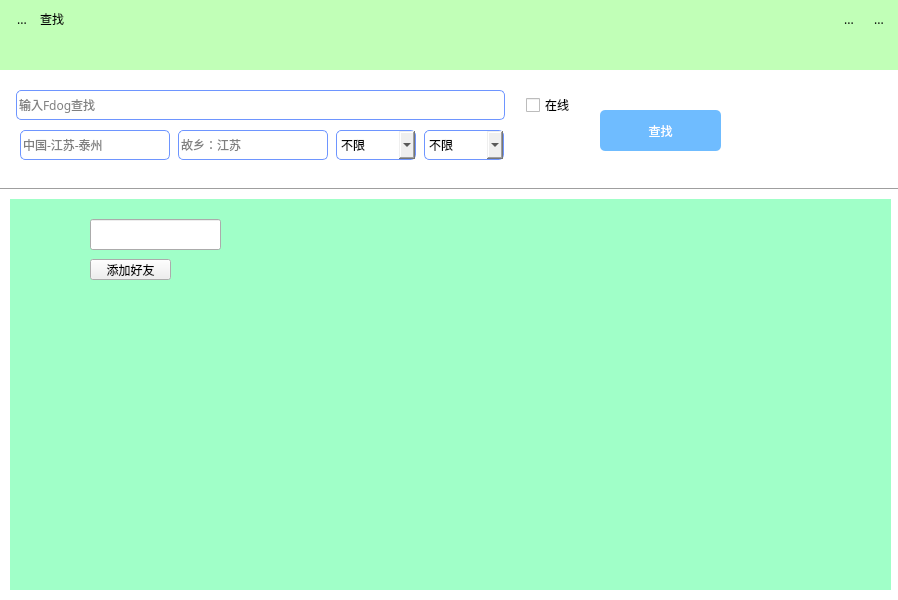
Before: the Qt Designer form Fdogpc/query.ui in HuaGouFdog/FdogInstantMessaging, drawn with Qt 5.
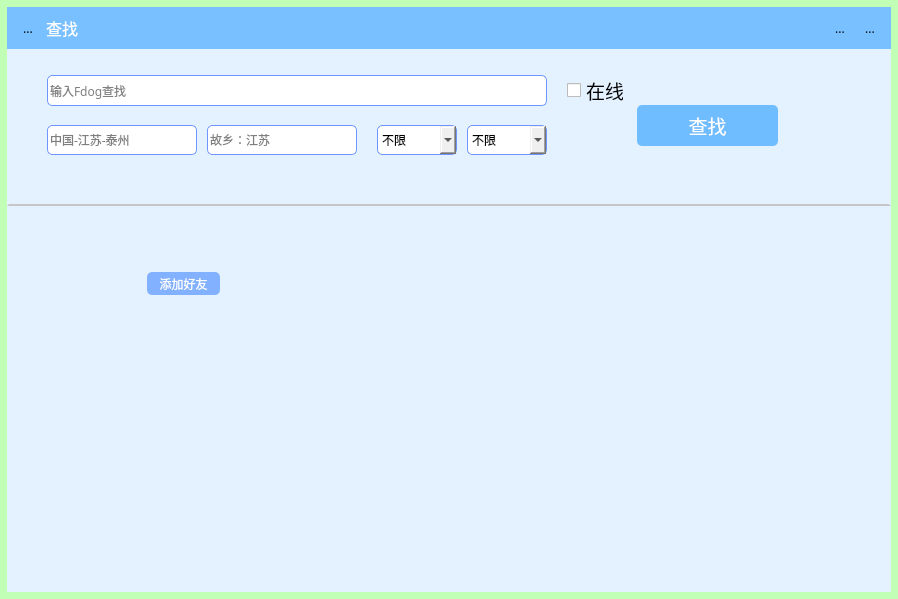
After: the same form once the commit is applied. Icons and pictures are not drawn.

Diff of the .ui file:
```diff
--- a/Fdogpc/query.ui
+++ b/Fdogpc/query.ui
@@ -7,7 +7,7 @@
     <x>0</x>
     <y>0</y>
     <width>898</width>
-    <height>600</height>
+    <height>599</height>
    </rect>
   </property>
   <property name="windowTitle">
@@ -23,552 +23,561 @@
 background-color: rgb(193, 255, 183);
 }</string>
   </property>
-  <widget class="Line" name="line">
-   <property name="geometry">
-    <rect>
-     <x>0</x>
-     <y>179</y>
-     <width>901</width>
-     <height>21</height>
-    </rect>
+  <layout class="QGridLayout" name="gridLayout">
+   <property name="leftMargin">
+    <number>7</number>
    </property>
-   <property name="font">
-    <font>
-     <family>Microsoft YaHei</family>
-     <stylestrategy>PreferAntialias</stylestrategy>
-    </font>
+   <property name="topMargin">
+    <number>7</number>
    </property>
-   <property name="orientation">
-    <enum>Qt::Horizontal</enum>
+   <property name="rightMargin">
+    <number>7</number>
    </property>
-  </widget>
-  <widget class="QWidget" name="widget" native="true">
-   <property name="geometry">
-    <rect>
-     <x>10</x>
-     <y>199</y>
-     <width>881</width>
-     <height>391</height>
-    </rect>
+   <property name="bottomMargin">
+    <number>7</number>
    </property>
-   <property name="minimumSize">
-    <size>
-     <width>0</width>
-     <height>300</height>
-    </size>
-   </property>
-   <property name="font">
-    <font>
-     <family>Microsoft YaHei</family>
-     <stylestrategy>PreferAntialias</stylestrategy>
-    </font>
-   </property>
-   <property name="styleSheet">
-    <string notr="true">#widget{
-background-color: rgb(160, 255, 200);
+   <item row="0" column="0">
+    <widget class="QWidget" name="widget_2" native="true">
+     <property name="styleSheet">
+      <string notr="true">#widget_2{
+background-color: rgb(228, 241, 255);
 }</string>
-   </property>
-   <widget class="QLineEdit" name="lineEdit_4">
-    <property name="geometry">
-     <rect>
-      <x>80</x>
-      <y>20</y>
-      <width>131</width>
-      <height>31</height>
-     </rect>
-    </property>
-    <property name="font">
-     <font>
-      <family>Microsoft YaHei</family>
-      <stylestrategy>PreferAntialias</stylestrategy>
-     </font>
-    </property>
-    <property name="readOnly">
-     <bool>true</bool>
-    </property>
-   </widget>
-   <widget class="QPushButton" name="pushButton_3">
-    <property name="geometry">
-     <rect>
-      <x>80</x>
-      <y>60</y>
-      <width>81</width>
-      <height>21</height>
-     </rect>
-    </property>
-    <property name="font">
-     <font>
-      <family>Microsoft YaHei</family>
-      <stylestrategy>PreferAntialias</stylestrategy>
-     </font>
-    </property>
-    <property name="text">
-     <string>添加好友</string>
-    </property>
-   </widget>
-   <widget class="QPushButton" name="pushButton_4">
-    <property name="geometry">
-     <rect>
-      <x>20</x>
-      <y>20</y>
-      <width>51</width>
-      <height>51</height>
-     </rect>
-    </property>
-    <property name="font">
-     <font>
-      <family>Microsoft YaHei</family>
-      <stylestrategy>PreferAntialias</stylestrategy>
-     </font>
-    </property>
-    <property name="styleSheet">
-     <string notr="true">border-radius:25px;</string>
-    </property>
-    <property name="text">
-     <string/>
-    </property>
-    <property name="iconSize">
-     <size>
-      <width>50</width>
-      <height>50</height>
-     </size>
-    </property>
-   </widget>
-  </widget>
-  <widget class="QPushButton" name="pushButton">
-   <property name="geometry">
-    <rect>
-     <x>600</x>
-     <y>110</y>
-     <width>121</width>
-     <height>41</height>
-    </rect>
-   </property>
-   <property name="minimumSize">
-    <size>
-     <width>90</width>
-     <height>30</height>
-    </size>
-   </property>
-   <property name="font">
-    <font>
-     <family>Microsoft YaHei</family>
-     <stylestrategy>PreferAntialias</stylestrategy>
-    </font>
-   </property>
-   <property name="styleSheet">
-    <string notr="true">background-color: rgb(111, 188, 255);
+     </property>
+     <layout class="QVBoxLayout" name="verticalLayout_2" stretch="1,3,10">
+      <property name="leftMargin">
+       <number>0</number>
+      </property>
+      <property name="topMargin">
+       <number>0</number>
+      </property>
+      <property name="rightMargin">
+       <number>0</number>
+      </property>
+      <property name="bottomMargin">
+       <number>0</number>
+      </property>
+      <item>
+       <widget class="QWidget" name="widget" native="true">
+        <property name="styleSheet">
+         <string notr="true">background-color: rgb(120, 192, 255);</string>
+        </property>
+        <layout class="QVBoxLayout" name="verticalLayout" stretch="1">
+         <item>
+          <layout class="QHBoxLayout" name="horizontalLayout_3">
+           <item>
+            <widget class="QToolButton" name="toolButton">
+             <property name="font">
+              <font>
+               <family>Microsoft YaHei</family>
+               <stylestrategy>PreferAntialias</stylestrategy>
+              </font>
+             </property>
+             <property name="text">
+              <string>...</string>
+             </property>
+             <property name="icon">
+              <iconset resource="libres.qrc">
+               <normaloff>:/lib/fdogicon.png</normaloff>:/lib/fdogicon.png</iconset>
+             </property>
+             <property name="iconSize">
+              <size>
+               <width>20</width>
+               <height>20</height>
+              </size>
+             </property>
+             <property name="autoRaise">
+              <bool>true</bool>
+             </property>
+            </widget>
+           </item>
+           <item>
+            <widget class="QLabel" name="label">
+             <property name="font">
+              <font>
+               <family>Microsoft YaHei</family>
+               <pointsize>12</pointsize>
+               <stylestrategy>PreferAntialias</stylestrategy>
+              </font>
+             </property>
+             <property name="styleSheet">
+              <string notr="true">color: rgb(255, 255, 255);</string>
+             </property>
+             <property name="text">
+              <string>查找</string>
+             </property>
+            </widget>
+           </item>
+           <item>
+            <spacer name="horizontalSpacer">
+             <property name="font">
+              <font>
+               <family>Microsoft YaHei</family>
+               <stylestrategy>PreferAntialias</stylestrategy>
+              </font>
+             </property>
+             <property name="orientation">
+              <enum>Qt::Horizontal</enum>
+             </property>
+             <property name="sizeHint" stdset="0">
+              <size>
+               <width>40</width>
+               <height>20</height>
+              </size>
+             </property>
+            </spacer>
+           </item>
+           <item>
+            <widget class="QToolButton" name="toolButton_2">
+             <property name="font">
+              <font>
+               <family>Microsoft YaHei</family>
+               <stylestrategy>PreferAntialias</stylestrategy>
+              </font>
+             </property>
+             <property name="text">
+              <string>...</string>
+             </property>
+             <property name="icon">
+              <iconset resource="libres.qrc">
+               <normaloff>:/lib/zuixiaohua.png</normaloff>:/lib/zuixiaohua.png</iconset>
+             </property>
+             <property name="iconSize">
+              <size>
+               <width>20</width>
+               <height>20</height>
+              </size>
+             </property>
+             <property name="autoRaise">
+              <bool>true</bool>
+             </property>
+            </widget>
+           </item>
+           <item>
+            <widget class="QToolButton" name="toolButton_4">
+             <property name="font">
+              <font>
+               <family>Microsoft YaHei</family>
+               <stylestrategy>PreferAntialias</stylestrategy>
+              </font>
+             </property>
+             <property name="text">
+              <string>...</string>
+             </property>
+             <property name="icon">
+              <iconset resource="libres.qrc">
+               <normaloff>:/lib/guanbi.png</normaloff>:/lib/guanbi.png</iconset>
+             </property>
+             <property name="iconSize">
+              <size>
+               <width>20</width>
+               <height>20</height>
+              </size>
+             </property>
+             <property name="autoRaise">
+              <bool>true</bool>
+             </property>
+            </widget>
+           </item>
+          </layout>
+         </item>
+        </layout>
+       </widget>
+      </item>
+      <item>
+       <widget class="QWidget" name="widget_3" native="true">
+        <property name="minimumSize">
+         <size>
+          <width>0</width>
+          <height>151</height>
+         </size>
+        </property>
+        <property name="styleSheet">
+         <string notr="true">#widget_3{
 border-style:solid;
-color: rgb(255, 255, 255);
-border-radius:5px;</string>
-   </property>
-   <property name="text">
-    <string>查找</string>
-   </property>
-  </widget>
-  <widget class="QLabel" name="label_2">
-   <property name="geometry">
-    <rect>
-     <x>-10</x>
-     <y>70</y>
-     <width>911</width>
-     <height>531</height>
-    </rect>
-   </property>
-   <property name="font">
-    <font>
-     <family>Microsoft YaHei</family>
-     <stylestrategy>PreferAntialias</stylestrategy>
-    </font>
-   </property>
-   <property name="styleSheet">
-    <string notr="true">background-color: rgb(255, 255, 255);</string>
-   </property>
-   <property name="text">
-    <string/>
-   </property>
-  </widget>
-  <widget class="QLineEdit" name="lineEdit_2">
-   <property name="geometry">
-    <rect>
-     <x>20</x>
-     <y>130</y>
-     <width>150</width>
-     <height>30</height>
-    </rect>
-   </property>
-   <property name="minimumSize">
-    <size>
-     <width>0</width>
-     <height>30</height>
-    </size>
-   </property>
-   <property name="maximumSize">
-    <size>
-     <width>150</width>
-     <height>16777215</height>
-    </size>
-   </property>
-   <property name="font">
-    <font>
-     <family>Microsoft YaHei</family>
-     <stylestrategy>PreferAntialias</stylestrategy>
-    </font>
-   </property>
-   <property name="styleSheet">
-    <string notr="true">border-color: rgb(110, 149, 255);
+border-width:2px;
+	border-bottom-color: rgb(198, 198, 198);
+}
+</string>
+        </property>
+        <widget class="QComboBox" name="comboBox_2">
+         <property name="geometry">
+          <rect>
+           <x>460</x>
+           <y>70</y>
+           <width>80</width>
+           <height>30</height>
+          </rect>
+         </property>
+         <property name="minimumSize">
+          <size>
+           <width>70</width>
+           <height>30</height>
+          </size>
+         </property>
+         <property name="maximumSize">
+          <size>
+           <width>80</width>
+           <height>16777215</height>
+          </size>
+         </property>
+         <property name="font">
+          <font>
+           <family>Microsoft YaHei</family>
+           <stylestrategy>PreferAntialias</stylestrategy>
+          </font>
+         </property>
+         <property name="styleSheet">
+          <string notr="true">border-color: rgb(110, 149, 255);
 border-style:solid;
 border-width:1px;
 border-radius:5px;</string>
-   </property>
-   <property name="placeholderText">
-    <string>中国-江苏-泰州</string>
-   </property>
-  </widget>
-  <widget class="QLineEdit" name="lineEdit_3">
-   <property name="geometry">
-    <rect>
-     <x>178</x>
-     <y>130</y>
-     <width>150</width>
-     <height>30</height>
-    </rect>
-   </property>
-   <property name="minimumSize">
-    <size>
-     <width>0</width>
-     <height>30</height>
-    </size>
-   </property>
-   <property name="maximumSize">
-    <size>
-     <width>150</width>
-     <height>16777215</height>
-    </size>
-   </property>
-   <property name="font">
-    <font>
-     <family>Microsoft YaHei</family>
-     <stylestrategy>PreferAntialias</stylestrategy>
-    </font>
-   </property>
-   <property name="styleSheet">
-    <string notr="true">border-color: rgb(110, 149, 255);
+         </property>
+         <item>
+          <property name="text">
+           <string>不限</string>
+          </property>
+         </item>
+         <item>
+          <property name="text">
+           <string>12-16</string>
+          </property>
+         </item>
+         <item>
+          <property name="text">
+           <string>17-21</string>
+          </property>
+         </item>
+         <item>
+          <property name="text">
+           <string>22-30</string>
+          </property>
+         </item>
+        </widget>
+        <widget class="QLineEdit" name="lineEdit">
+         <property name="geometry">
+          <rect>
+           <x>40</x>
+           <y>20</y>
+           <width>500</width>
+           <height>31</height>
+          </rect>
+         </property>
+         <property name="minimumSize">
+          <size>
+           <width>0</width>
+           <height>30</height>
+          </size>
+         </property>
+         <property name="maximumSize">
+          <size>
+           <width>500</width>
+           <height>16777215</height>
+          </size>
+         </property>
+         <property name="font">
+          <font>
+           <family>Microsoft YaHei</family>
+           <stylestrategy>PreferAntialias</stylestrategy>
+          </font>
+         </property>
+         <property name="styleSheet">
+          <string notr="true">border-color: rgb(110, 149, 255);
 border-style:solid;
 border-width:1px;
 border-radius:5px;</string>
-   </property>
-   <property name="placeholderText">
-    <string>故乡：江苏</string>
-   </property>
-  </widget>
-  <widget class="QComboBox" name="comboBox_2">
-   <property name="geometry">
-    <rect>
-     <x>424</x>
-     <y>130</y>
-     <width>80</width>
-     <height>30</height>
-    </rect>
-   </property>
-   <property name="minimumSize">
-    <size>
-     <width>70</width>
-     <height>30</height>
-    </size>
-   </property>
-   <property name="maximumSize">
-    <size>
-     <width>80</width>
-     <height>16777215</height>
-    </size>
-   </property>
-   <property name="font">
-    <font>
-     <family>Microsoft YaHei</family>
-     <stylestrategy>PreferAntialias</stylestrategy>
-    </font>
-   </property>
-   <property name="styleSheet">
-    <string notr="true">border-color: rgb(110, 149, 255);
+         </property>
+         <property name="placeholderText">
+          <string>输入Fdog查找</string>
+         </property>
+        </widget>
+        <widget class="QComboBox" name="comboBox">
+         <property name="geometry">
+          <rect>
+           <x>370</x>
+           <y>70</y>
+           <width>80</width>
+           <height>30</height>
+          </rect>
+         </property>
+         <property name="minimumSize">
+          <size>
+           <width>70</width>
+           <height>30</height>
+          </size>
+         </property>
+         <property name="maximumSize">
+          <size>
+           <width>80</width>
+           <height>16777215</height>
+          </size>
+         </property>
+         <property name="font">
+          <font>
+           <family>Microsoft YaHei</family>
+           <stylestrategy>PreferAntialias</stylestrategy>
+          </font>
+         </property>
+         <property name="styleSheet">
+          <string notr="true">border-color: rgb(110, 149, 255);
 border-style:solid;
 border-width:1px;
 border-radius:5px;</string>
-   </property>
-   <item>
-    <property name="text">
-     <string>不限</string>
-    </property>
-   </item>
-   <item>
-    <property name="text">
-     <string>12-16</string>
-    </property>
-   </item>
-   <item>
-    <property name="text">
-     <string>17-21</string>
-    </property>
-   </item>
-   <item>
-    <property name="text">
-     <string>22-30</string>
-    </property>
-   </item>
-  </widget>
-  <widget class="QComboBox" name="comboBox">
-   <property name="geometry">
-    <rect>
-     <x>336</x>
-     <y>130</y>
-     <width>80</width>
-     <height>30</height>
-    </rect>
-   </property>
-   <property name="minimumSize">
-    <size>
-     <width>70</width>
-     <height>30</height>
-    </size>
-   </property>
-   <property name="maximumSize">
-    <size>
-     <width>80</width>
-     <height>16777215</height>
-    </size>
-   </property>
-   <property name="font">
-    <font>
-     <family>Microsoft YaHei</family>
-     <stylestrategy>PreferAntialias</stylestrategy>
-    </font>
-   </property>
-   <property name="styleSheet">
-    <string notr="true">border-color: rgb(110, 149, 255);
+         </property>
+         <item>
+          <property name="text">
+           <string>不限</string>
+          </property>
+         </item>
+         <item>
+          <property name="text">
+           <string>男</string>
+          </property>
+         </item>
+         <item>
+          <property name="text">
+           <string>女</string>
+          </property>
+         </item>
+        </widget>
+        <widget class="QLineEdit" name="lineEdit_3">
+         <property name="geometry">
+          <rect>
+           <x>200</x>
+           <y>70</y>
+           <width>150</width>
+           <height>30</height>
+          </rect>
+         </property>
+         <property name="minimumSize">
+          <size>
+           <width>0</width>
+           <height>30</height>
+          </size>
+         </property>
+         <property name="maximumSize">
+          <size>
+           <width>150</width>
+           <height>16777215</height>
+          </size>
+         </property>
+         <property name="font">
+          <font>
+           <family>Microsoft YaHei</family>
+           <stylestrategy>PreferAntialias</stylestrategy>
+          </font>
+         </property>
+         <property name="styleSheet">
+          <string notr="true">border-color: rgb(110, 149, 255);
 border-style:solid;
 border-width:1px;
 border-radius:5px;</string>
-   </property>
-   <item>
-    <property name="text">
-     <string>不限</string>
-    </property>
-   </item>
-   <item>
-    <property name="text">
-     <string>男</string>
-    </property>
-   </item>
-   <item>
-    <property name="text">
-     <string>女</string>
-    </property>
-   </item>
-  </widget>
-  <widget class="QCheckBox" name="checkBox">
-   <property name="geometry">
-    <rect>
-     <x>526</x>
-     <y>90</y>
-     <width>57</width>
-     <height>30</height>
-    </rect>
-   </property>
-   <property name="minimumSize">
-    <size>
-     <width>0</width>
-     <height>30</height>
-    </size>
-   </property>
-   <property name="font">
-    <font>
-     <family>Microsoft YaHei</family>
-     <stylestrategy>PreferAntialias</stylestrategy>
-    </font>
-   </property>
-   <property name="styleSheet">
-    <string notr="true"/>
-   </property>
-   <property name="text">
-    <string>在线</string>
-   </property>
-  </widget>
-  <widget class="QLineEdit" name="lineEdit">
-   <property name="geometry">
-    <rect>
-     <x>16</x>
-     <y>90</y>
-     <width>489</width>
-     <height>30</height>
-    </rect>
-   </property>
-   <property name="minimumSize">
-    <size>
-     <width>0</width>
-     <height>30</height>
-    </size>
-   </property>
-   <property name="maximumSize">
-    <size>
-     <width>489</width>
-     <height>16777215</height>
-    </size>
-   </property>
-   <property name="font">
-    <font>
-     <family>Microsoft YaHei</family>
-     <stylestrategy>PreferAntialias</stylestrategy>
-    </font>
-   </property>
-   <property name="styleSheet">
-    <string notr="true">border-color: rgb(110, 149, 255);
+         </property>
+         <property name="placeholderText">
+          <string>故乡：江苏</string>
+         </property>
+        </widget>
+        <widget class="QLineEdit" name="lineEdit_2">
+         <property name="geometry">
+          <rect>
+           <x>40</x>
+           <y>70</y>
+           <width>150</width>
+           <height>30</height>
+          </rect>
+         </property>
+         <property name="minimumSize">
+          <size>
+           <width>0</width>
+           <height>30</height>
+          </size>
+         </property>
+         <property name="maximumSize">
+          <size>
+           <width>150</width>
+           <height>16777215</height>
+          </size>
+         </property>
+         <property name="font">
+          <font>
+           <family>Microsoft YaHei</family>
+           <stylestrategy>PreferAntialias</stylestrategy>
+          </font>
+         </property>
+         <property name="styleSheet">
+          <string notr="true">border-color: rgb(110, 149, 255);
 border-style:solid;
 border-width:1px;
 border-radius:5px;</string>
-   </property>
-   <property name="placeholderText">
-    <string>输入Fdog查找</string>
-   </property>
-  </widget>
-  <widget class="QWidget" name="layoutWidget">
-   <property name="geometry">
-    <rect>
-     <x>10</x>
-     <y>5</y>
-     <width>881</width>
-     <height>28</height>
-    </rect>
-   </property>
-   <property name="font">
-    <font>
-     <family>Microsoft YaHei</family>
-     <stylestrategy>PreferAntialias</stylestrategy>
-    </font>
-   </property>
-   <layout class="QHBoxLayout" name="horizontalLayout_3">
-    <item>
-     <widget class="QToolButton" name="toolButton">
-      <property name="font">
-       <font>
-        <family>Microsoft YaHei</family>
-        <stylestrategy>PreferAntialias</stylestrategy>
-       </font>
-      </property>
-      <property name="text">
-       <string>...</string>
-      </property>
-      <property name="icon">
-       <iconset resource="libres.qrc">
-        <normaloff>:/lib/fdogicon.png</normaloff>:/lib/fdogicon.png</iconset>
-      </property>
-      <property name="iconSize">
-       <size>
-        <width>20</width>
-        <height>20</height>
-       </size>
-      </property>
-      <property name="autoRaise">
-       <bool>true</bool>
-      </property>
-     </widget>
-    </item>
-    <item>
-     <widget class="QLabel" name="label">
-      <property name="font">
-       <font>
-        <family>Microsoft YaHei</family>
-        <stylestrategy>PreferAntialias</stylestrategy>
-       </font>
-      </property>
-      <property name="text">
-       <string>查找</string>
-      </property>
-     </widget>
-    </item>
-    <item>
-     <spacer name="horizontalSpacer">
-      <property name="font">
-       <font>
-        <family>Microsoft YaHei</family>
-        <stylestrategy>PreferAntialias</stylestrategy>
-       </font>
-      </property>
-      <property name="orientation">
-       <enum>Qt::Horizontal</enum>
-      </property>
-      <property name="sizeHint" stdset="0">
-       <size>
-        <width>40</width>
-        <height>20</height>
-       </size>
-      </property>
-     </spacer>
-    </item>
-    <item>
-     <widget class="QToolButton" name="toolButton_2">
-      <property name="font">
-       <font>
-        <family>Microsoft YaHei</family>
-        <stylestrategy>PreferAntialias</stylestrategy>
-       </font>
-      </property>
-      <property name="text">
-       <string>...</string>
-      </property>
-      <property name="icon">
-       <iconset resource="libres.qrc">
-        <normaloff>:/lib/zuixiaohua.png</normaloff>:/lib/zuixiaohua.png</iconset>
-      </property>
-      <property name="iconSize">
-       <size>
-        <width>20</width>
-        <height>20</height>
-       </size>
-      </property>
-      <property name="autoRaise">
-       <bool>true</bool>
-      </property>
-     </widget>
-    </item>
-    <item>
-     <widget class="QToolButton" name="toolButton_4">
-      <property name="font">
-       <font>
-        <family>Microsoft YaHei</family>
-        <stylestrategy>PreferAntialias</stylestrategy>
-       </font>
-      </property>
-      <property name="text">
-       <string>...</string>
-      </property>
-      <property name="icon">
-       <iconset resource="libres.qrc">
-        <normaloff>:/lib/guanbi.png</normaloff>:/lib/guanbi.png</iconset>
-      </property>
-      <property name="iconSize">
-       <size>
-        <width>20</width>
-        <height>20</height>
-       </size>
-      </property>
-      <property name="autoRaise">
-       <bool>true</bool>
-      </property>
-     </widget>
-    </item>
-   </layout>
-  </widget>
-  <zorder>layoutWidget</zorder>
-  <zorder>label_2</zorder>
-  <zorder>line</zorder>
-  <zorder>widget</zorder>
-  <zorder>pushButton</zorder>
-  <zorder>lineEdit_2</zorder>
-  <zorder>lineEdit_3</zorder>
-  <zorder>comboBox_2</zorder>
-  <zorder>comboBox</zorder>
-  <zorder>checkBox</zorder>
-  <zorder>lineEdit</zorder>
+         </property>
+         <property name="placeholderText">
+          <string>中国-江苏-泰州</string>
+         </property>
+        </widget>
+        <widget class="QPushButton" name="pushButton">
+         <property name="geometry">
+          <rect>
+           <x>630</x>
+           <y>50</y>
+           <width>141</width>
+           <height>41</height>
+          </rect>
+         </property>
+         <property name="minimumSize">
+          <size>
+           <width>90</width>
+           <height>30</height>
+          </size>
+         </property>
+         <property name="font">
+          <font>
+           <family>Microsoft YaHei</family>
+           <pointsize>14</pointsize>
+           <stylestrategy>PreferAntialias</stylestrategy>
+          </font>
+         </property>
+         <property name="styleSheet">
+          <string notr="true">background-color: rgb(111, 188, 255);
+border-style:solid;
+color: rgb(255, 255, 255);
+border-radius:5px;</string>
+         </property>
+         <property name="text">
+          <string>查找</string>
+         </property>
+        </widget>
+        <widget class="QCheckBox" name="checkBox">
+         <property name="geometry">
+          <rect>
+           <x>560</x>
+           <y>20</y>
+           <width>57</width>
+           <height>31</height>
+          </rect>
+         </property>
+         <property name="minimumSize">
+          <size>
+           <width>0</width>
+           <height>30</height>
+          </size>
+         </property>
+         <property name="font">
+          <font>
+           <family>Microsoft YaHei</family>
+           <pointsize>14</pointsize>
+           <weight>50</weight>
+           <bold>false</bold>
+           <stylestrategy>PreferAntialias</stylestrategy>
+          </font>
+         </property>
+         <property name="styleSheet">
+          <string notr="true"/>
+         </property>
+         <property name="text">
+          <string>在线</string>
+         </property>
+        </widget>
+       </widget>
+      </item>
+      <item>
+       <widget class="QWidget" name="widget_4" native="true">
+        <widget class="QPushButton" name="pushButton_3">
+         <property name="geometry">
+          <rect>
+           <x>140</x>
+           <y>60</y>
+           <width>73</width>
+           <height>23</height>
+          </rect>
+         </property>
+         <property name="font">
+          <font>
+           <family>Microsoft YaHei</family>
+           <stylestrategy>PreferAntialias</stylestrategy>
+          </font>
+         </property>
+         <property name="styleSheet">
+          <string notr="true">background-color: rgb(130, 178, 255);
+border-style:solid;
+color: rgb(255, 255, 255);
+border-radius:5px;
+</string>
+         </property>
+         <property name="text">
+          <string>添加好友</string>
+         </property>
+        </widget>
+        <widget class="QPushButton" name="pushButton_4">
+         <property name="geometry">
+          <rect>
+           <x>60</x>
+           <y>20</y>
+           <width>66</width>
+           <height>66</height>
+          </rect>
+         </property>
+         <property name="font">
+          <font>
+           <family>Microsoft YaHei</family>
+           <stylestrategy>PreferAntialias</stylestrategy>
+          </font>
+         </property>
+         <property name="styleSheet">
+          <string notr="true">border-radius:33px;</string>
+         </property>
+         <property name="text">
+          <string/>
+         </property>
+         <property name="iconSize">
+          <size>
+           <width>66</width>
+           <height>66</height>
+          </size>
+         </property>
+        </widget>
+        <widget class="QLabel" name="label_2">
+         <property name="geometry">
+          <rect>
+           <x>140</x>
+           <y>20</y>
+           <width>54</width>
+           <height>12</height>
+          </rect>
+         </property>
+         <property name="font">
+          <font>
+           <family>Microsoft YaHei</family>
+           <stylestrategy>PreferAntialias</stylestrategy>
+          </font>
+         </property>
+         <property name="text">
+          <string/>
+         </property>
+        </widget>
+        <widget class="QLabel" name="label_3">
+         <property name="geometry">
+          <rect>
+           <x>140</x>
+           <y>40</y>
+           <width>54</width>
+           <height>12</height>
+          </rect>
+         </property>
+         <property name="font">
+          <font>
+           <family>Microsoft YaHei</family>
+           <stylestrategy>PreferAntialias</stylestrategy>
+          </font>
+         </property>
+         <property name="text">
+          <string/>
+         </property>
+        </widget>
+       </widget>
+      </item>
+     </layout>
+    </widget>
+   </item>
+  </layout>
  </widget>
  <resources>
   <include location="libres.qrc"/>
```
